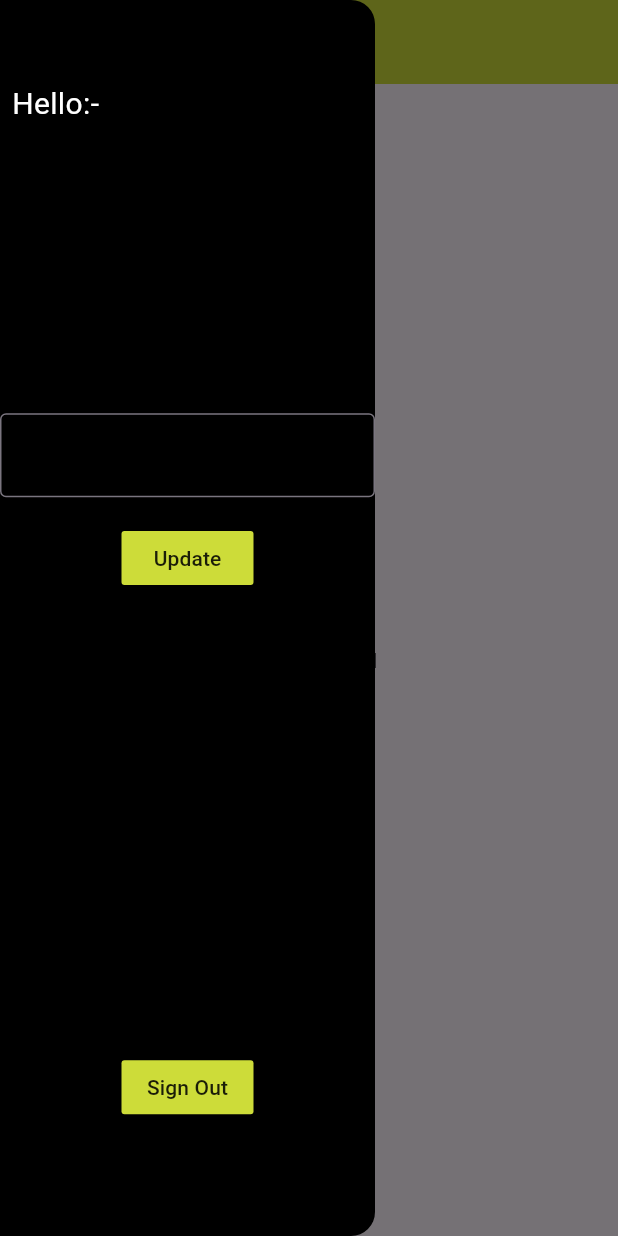
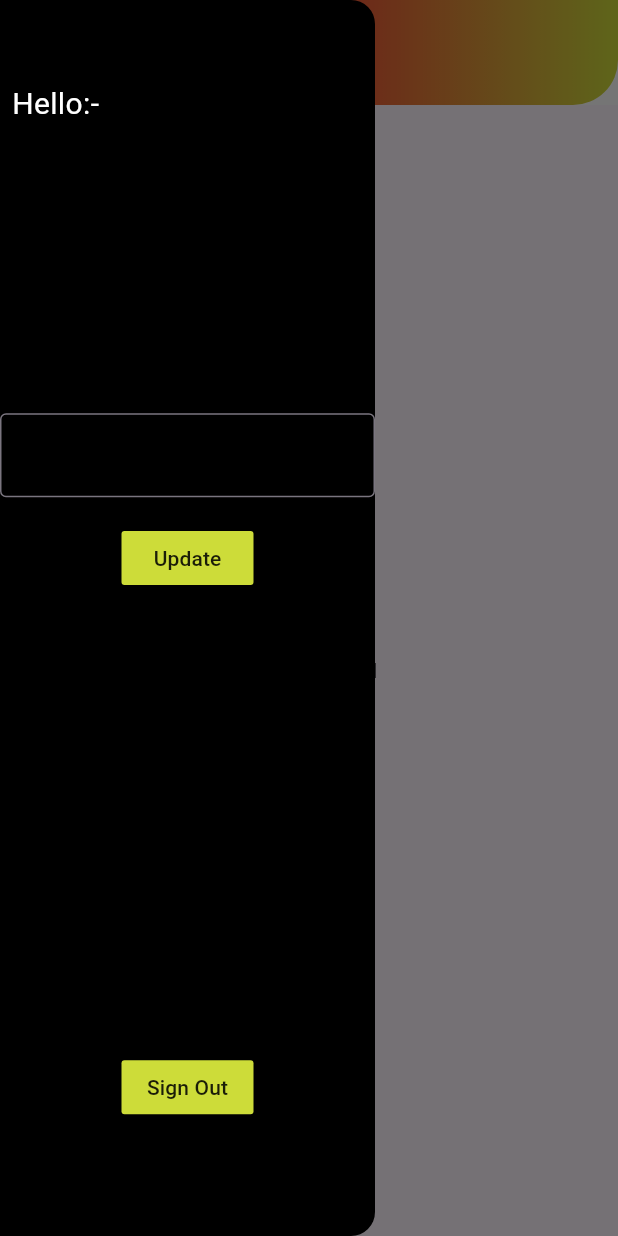
Before and after one commit to chauhangautam12/Firebase, a Flutter app: the Userinfo screen opened directly, with the side drawer open, on a phone screen of 412 x 824 dp. Run offline on Flutter 3.47's test engine with Material 3 defaults, Android fonts, the phone set to English and light mode, and no system bars; drawn by our look-alikes of cached_network_image; our stand-ins replace cloud_firestore, firebase_auth, firebase_core, get, google_sign_in, shared_preferences; accounts and stored records are empty; network calls fail.

Commit message:
this my first

```diff
--- a/lib/Screen/Userinfo.dart
+++ b/lib/Screen/Userinfo.dart
@@ -62,13 +62,26 @@ class _UserinfoState extends State<Userinfo> {
   }
   @override
   Widget build(BuildContext context) {
-    setState(() {
 
-    });
     return Scaffold(
      appBar: AppBar(
+
+       toolbarHeight: 70,
+       centerTitle: true,
+       flexibleSpace: Container(
+
+       decoration: BoxDecoration(
+           borderRadius: BorderRadius.only(bottomLeft: Radius.circular(30),bottomRight: Radius.circular(30)),
+           gradient: LinearGradient(
+           // begin: Alignment.center,
+           // end: Alignment.bottomLeft,
+
+           colors: [
+         Colors.limeAccent,Colors.red,Colors.lime])),
+
+       ) ,
        title: Text("User Info",style: TextStyle(color: Colors.white)),
-       backgroundColor: Colors.lime,
+       backgroundColor: Colors.white,
      ),
       drawer: Drawer(
         width: 250,
--- a/pubspec.yaml
+++ b/pubspec.yaml
@@ -43,6 +43,7 @@ dependencies:
   cached_network_image:
   http:
   shared_preferences:
+  video_player:
 
 dev_dependencies:
   flutter_test:
```
Also changed, not shown: lib/Videoplayer/Videoplayer.dart (added, +54 -0 lines), 1 other file.
